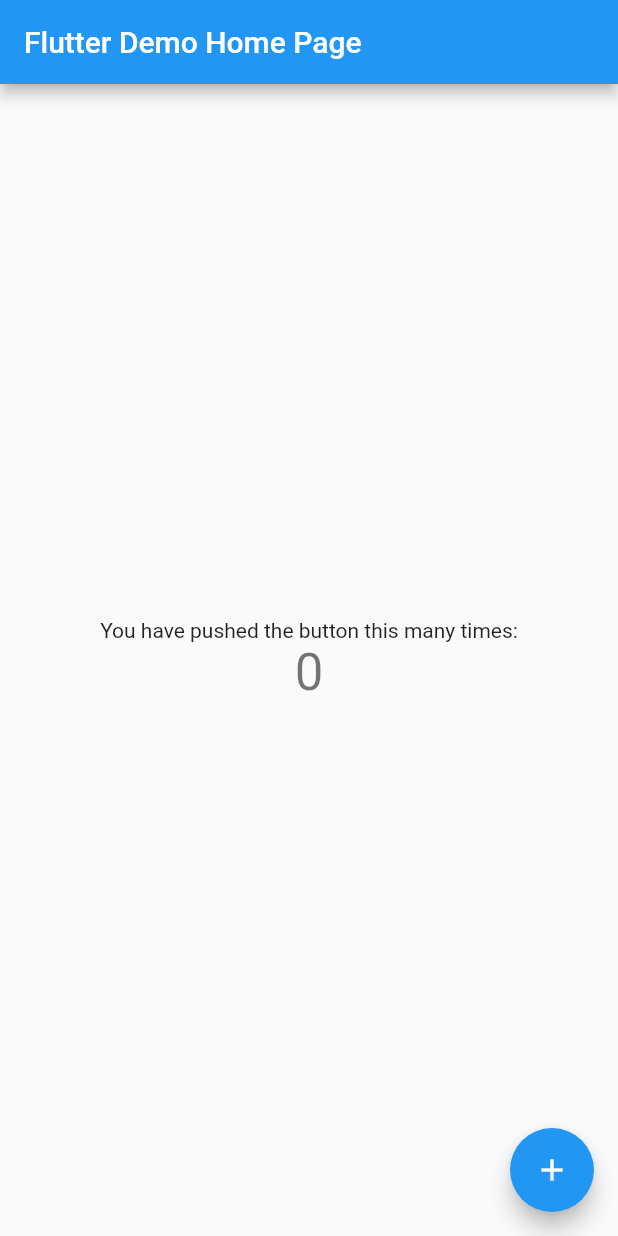
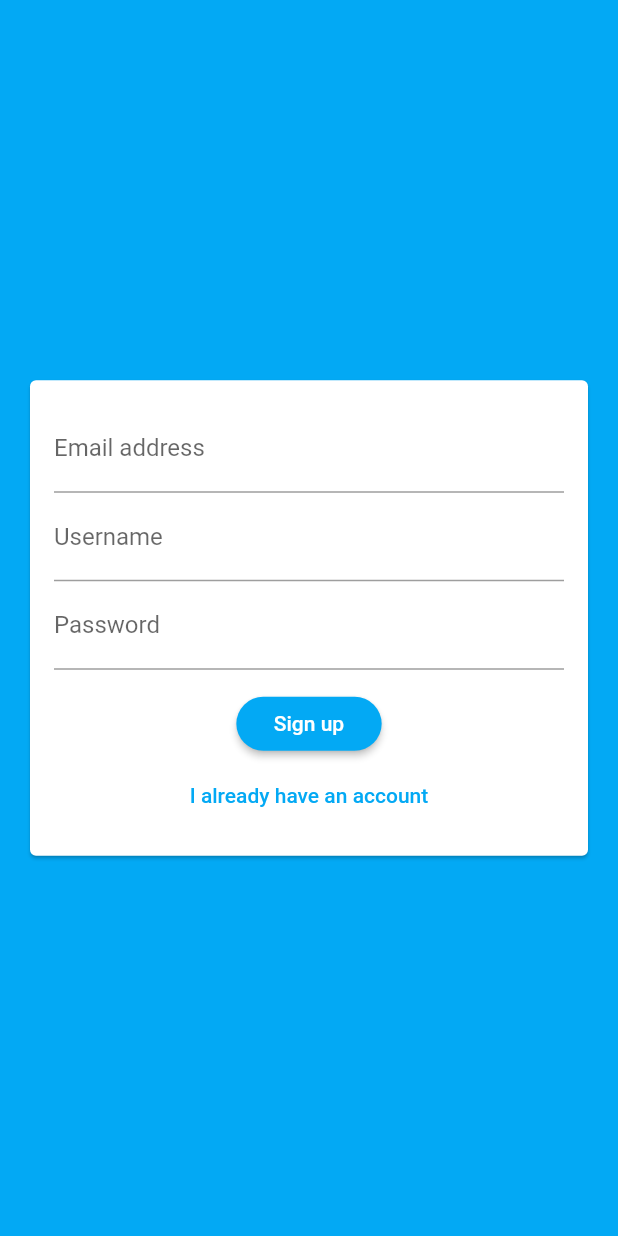
Before and after one commit to AdelRizq/Chat, a Flutter app: the screen it shows after launch, on a phone screen of 412 x 824 dp. Run offline on Flutter 3.47's test engine with Material 2 defaults, Android fonts, the phone set to English and light mode, and no system bars; our stand-ins replace cloud_firestore, firebase_auth; accounts and stored records are empty.

Commit message:
Add auth screen & logic implementation

```diff
--- a/lib/main.dart
+++ b/lib/main.dart
@@ -1,4 +1,8 @@
 import 'package:flutter/material.dart';
+import 'package:firebase_auth/firebase_auth.dart';
+
+import './screens/auth_screen.dart';
+import './screens/chat_screen.dart';
 
 void main() {
   runApp(MyApp());
@@ -8,58 +12,27 @@
   @override
   Widget build(BuildContext context) {
     return MaterialApp(
-      title: 'Flutter Demo',
+      title: 'Chat',
       theme: ThemeData(
-        primarySwatch: Colors.blue,
+        primarySwatch: Colors.lightBlue,
+        backgroundColor: Colors.lightBlue,
+        accentColor: Colors.amber,
+        accentColorBrightness: Brightness.dark,
+        buttonTheme: ButtonTheme.of(context).copyWith(
+          textTheme: ButtonTextTheme.primary,
+          buttonColor: Colors.lightBlue,
+          shape:
+              RoundedRectangleBorder(borderRadius: BorderRadius.circular(15)),
+        ),
       ),
-      home: MyHomePage(title: 'Flutter Demo Home Page'),
+      home: StreamBuilder(
+          stream: FirebaseAuth.instance.onAuthStateChanged,
+          builder: (ctx, authSnapshot) {
+            if (authSnapshot.hasData) {
+              return ChatScreen();
+            }
+            return AuthScreen();
+          }),
     );
   }
 }
-
-class MyHomePage extends StatefulWidget {
-  MyHomePage({Key key, this.title}) : super(key: key);
-
-  final String title;
-
-  @override
-  _MyHomePageState createState() => _MyHomePageState();
-}
-
-class _MyHomePageState extends State<MyHomePage> {
-  int _counter = 0;
-
-  void _incrementCounter() {
-    setState(() {
-      _counter++;
-    });
-  }
-
-  @override
-  Widget build(BuildContext context) {
-    return Scaffold(
-      appBar: AppBar(
-        title: Text(widget.title),
-      ),
-      body: Center(
-        child: Column(
-          mainAxisAlignment: MainAxisAlignment.center,
-          children: <Widget>[
-            Text(
-              'You have pushed the button this many times:',
-            ),
-            Text(
-              '$_counter',
-              style: Theme.of(context).textTheme.headline4,
-            ),
-          ],
-        ),
-      ),
-      floatingActionButton: FloatingActionButton(
-        onPressed: _incrementCounter,
-        tooltip: 'Increment',
-        child: Icon(Icons.add),
-      ),
-    );
-  }
-}
--- /dev/null
+++ b/lib/screens/auth_screen.dart
@@ -0,0 +1,69 @@
+import 'package:cloud_firestore/cloud_firestore.dart';
+import 'package:flutter/material.dart';
+import 'package:firebase_auth/firebase_auth.dart';
+import 'package:flutter/services.dart';
+
+import '../widgets/auth/auth_form.dart';
+
+class AuthScreen extends StatefulWidget {
+  @override
+  _AuthScreenState createState() => _AuthScreenState();
+}
+
+class _AuthScreenState extends State<AuthScreen> {
+  bool _isLoading = false;
+  final _auth = FirebaseAuth.instance;
+
+  void _submit(
+    String email,
+    String username,
+    String password,
+    bool isLogin,
+    BuildContext ctx,
+  ) async {
+    AuthResult authResult;
+
+    try {
+      setState(() => _isLoading = true);
+      if (isLogin) {
+        authResult = await _auth.signInWithEmailAndPassword(
+            email: email, password: password);
+      } else {
+        authResult = await _auth.createUserWithEmailAndPassword(
+            email: email, password: password);
+
+        Firestore.instance
+            .collection('users')
+            .document(authResult.user.uid)
+            .setData({
+          'email': email,
+          'username': username,
+        });
+      }
+    } on PlatformException catch (err) {
+      var message = "An error occured, please check your email and password";
+
+      if (err != null) message = err.message;
+
+      ScaffoldMessenger.of(ctx).showSnackBar(
+        SnackBar(
+          content: Text(message),
+          backgroundColor: Theme.of(ctx).errorColor,
+        ),
+      );
+      setState(() => _isLoading = false);
+    } catch (err) {
+      print(err);
+      setState(() => _isLoading = false);
+
+    }
+  }
+
+  @override
+  Widget build(BuildContext context) {
+    return Scaffold(
+      backgroundColor: Theme.of(context).primaryColor,
+      body: AuthForm(_submit, _isLoading),
+    );
+  }
+}
--- /dev/null
+++ b/lib/widgets/auth/auth_form.dart
@@ -0,0 +1,106 @@
+import 'package:chat/widgets/auth/email_field.dart';
+import 'package:chat/widgets/auth/username_field.dart';
+import 'package:flutter/material.dart';
+
+import './password_field.dart';
+
+class AuthForm extends StatefulWidget {
+  const AuthForm(this._submit, this._isLoading);
+
+  final bool _isLoading;
+  final void Function(String, String, String, bool, BuildContext) _submit;
+
+  @override
+  _AuthFormState createState() => _AuthFormState();
+}
+
+class _AuthFormState extends State<AuthForm> {
+  final _formKey = GlobalKey<FormState>();
+
+  bool _isLogin = false;
+
+  String _userName = '';
+  String _userEmail = '';
+  String _userPassword = '';
+
+  void _setUserEmail(email) {
+    _userEmail = email;
+  }
+
+  void _setUserName(username) {
+    _userName = username;
+  }
+
+  void _setUserPassword(password) {
+    _userPassword = password;
+  }
+
+  void _trySubmit() {
+    final bool isValid = _formKey.currentState.validate();
+    FocusScope.of(context).unfocus();
+
+    if (isValid) {
+      _formKey.currentState.save();
+      widget._submit(
+        _userEmail.trim(),
+        _userName.trim(),
+        _userPassword.trim(),
+        _isLogin,
+        context,
+      );
+      // send auth request then
+      // login and navigate to chat screen
+    }
+  }
+
+  @override
+  Widget build(BuildContext context) {
+    return Center(
+      child: Card(
+        margin: EdgeInsets.all(20),
+        child: SingleChildScrollView(
+          padding: EdgeInsets.all(16),
+          child: Form(
+            key: _formKey,
+            child: Column(
+              mainAxisSize:
+                  MainAxisSize.min, // TODO: Remove it and try the effect
+              children: [
+                EmailField(_setUserEmail),
+                if (!_isLogin) UserNameField(_setUserName),
+                PasswordField(_setUserPassword),
+                SizedBox(height: 12),
+                if (widget._isLoading) CircularProgressIndicator(),
+                if (!widget._isLoading)
+                  ElevatedButton(
+                    style: ButtonStyle(
+                      shape: MaterialStateProperty.all<RoundedRectangleBorder>(
+                        RoundedRectangleBorder(
+                          borderRadius: BorderRadius.circular(18.0),
+                        ),
+                      ),
+                      padding: MaterialStateProperty.all<EdgeInsets>(
+                        EdgeInsets.symmetric(horizontal: 25, vertical: 0),
+                      ),
+                    ),
+                    onPressed: _trySubmit,
+                    child: Text(_isLogin ? "Login" : "Sign up",
+                        style: TextStyle(color: Colors.white)),
+                  ),
+                if (!widget._isLoading)
+                  TextButton(
+                    child: Text(_isLogin
+                        ? "Create new account"
+                        : "I already have an account"),
+                    onPressed: () {
+                      setState(() => _isLogin = !_isLogin);
+                    },
+                  ),
+              ],
+            ),
+          ),
+        ),
+      ),
+    );
+  }
+}
--- /dev/null
+++ b/lib/widgets/auth/email_field.dart
@@ -0,0 +1,32 @@
+import 'package:flutter/material.dart';
+
+class EmailField extends StatelessWidget {
+  final Function _setUserEmail;
+
+  EmailField(this._setUserEmail);
+
+  @override
+  Widget build(BuildContext context) {
+    return TextFormField(
+      key: ValueKey("email"),
+      validator: (email) {
+        if (email.isEmpty) return "Please enter an email";
+
+        const regex =
+            r"^[a-zA-Z0-9.!#$%&'*+/=?^_`{|}~-]+@[a-zA-Z0-9](?:[a-zA-Z0-9-]{0,253}[a-zA-Z0-9])?(?:\.[a-zA-Z0-9](?:[a-zA-Z0-9-]{0,253}[a-zA-Z0-9])?)*$";
+        if (!RegExp(regex).hasMatch(email)) {
+          return "Invalid email";
+        }
+
+        return null;
+      },
+      keyboardType: TextInputType.emailAddress,
+      decoration: InputDecoration(
+        labelText: "Email address",
+      ),
+      onSaved: (email) {
+        _setUserEmail(email);
+      },
+    );
+  }
+}
--- /dev/null
+++ b/lib/widgets/auth/password_field.dart
@@ -0,0 +1,32 @@
+import 'package:flutter/material.dart';
+
+class PasswordField extends StatelessWidget {
+  final Function _setUserPassword;
+
+  PasswordField(this._setUserPassword);
+
+  @override
+  Widget build(BuildContext context) {
+    return TextFormField(
+      key: ValueKey("password"),
+      validator: (password) {
+        if (password.isEmpty) return "Please enter a password";
+
+        final regex = r"^(?=.*[A-Za-z])(?=.*\d)[A-Za-z\d]{8,}$";
+        if (!RegExp(regex).hasMatch(password)) {
+          if (password.length < 8) return "Must be 8 characters at least";
+          return "Must contain at least one letter and one number";
+        }
+
+        return null;
+      },
+      decoration: InputDecoration(
+        labelText: "Password",
+      ),
+      onSaved: (password) {
+        _setUserPassword(password);
+      },
+      obscureText: true,
+    );
+  }
+}
--- /dev/null
+++ b/lib/widgets/auth/username_field.dart
@@ -0,0 +1,29 @@
+import 'package:flutter/material.dart';
+
+class UserNameField extends StatelessWidget {
+  final Function _setUserName;
+
+  UserNameField(this._setUserName);
+
+  @override
+  Widget build(BuildContext context) {
+    return TextFormField(
+      key: ValueKey("username"),
+      validator: (username) {
+        if (username.isEmpty) return "Please enter a username";
+
+        if (username.length < 3) {
+          return "Must be 3 characters at least";
+        }
+
+        return null;
+      },
+      decoration: InputDecoration(
+        labelText: "Username",
+      ),
+      onSaved: (name) {
+        _setUserName(name);
+      },
+    );
+  }
+}
--- a/pubspec.yaml
+++ b/pubspec.yaml
@@ -23,7 +23,8 @@
 dependencies:
   flutter:
     sdk: flutter
-  cloud_firestore: ^1.0.5
+  cloud_firestore: ^0.13.5
+  firebase_auth: ^0.16.0
 
   # The following adds the Cupertino Icons font to your application.
   # Use with the CupertinoIcons class for iOS style icons.
```
Also changed, not shown: lib/screens/chat_screen.dart (added, +75 -0 lines), pubspec.lock, 1 other file.
